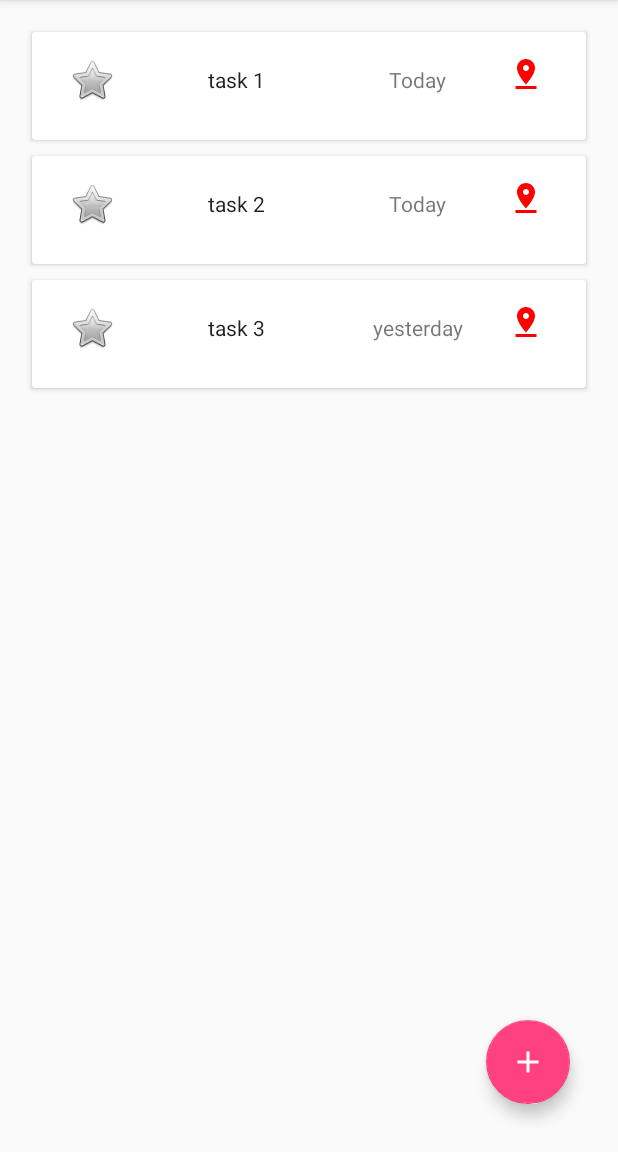
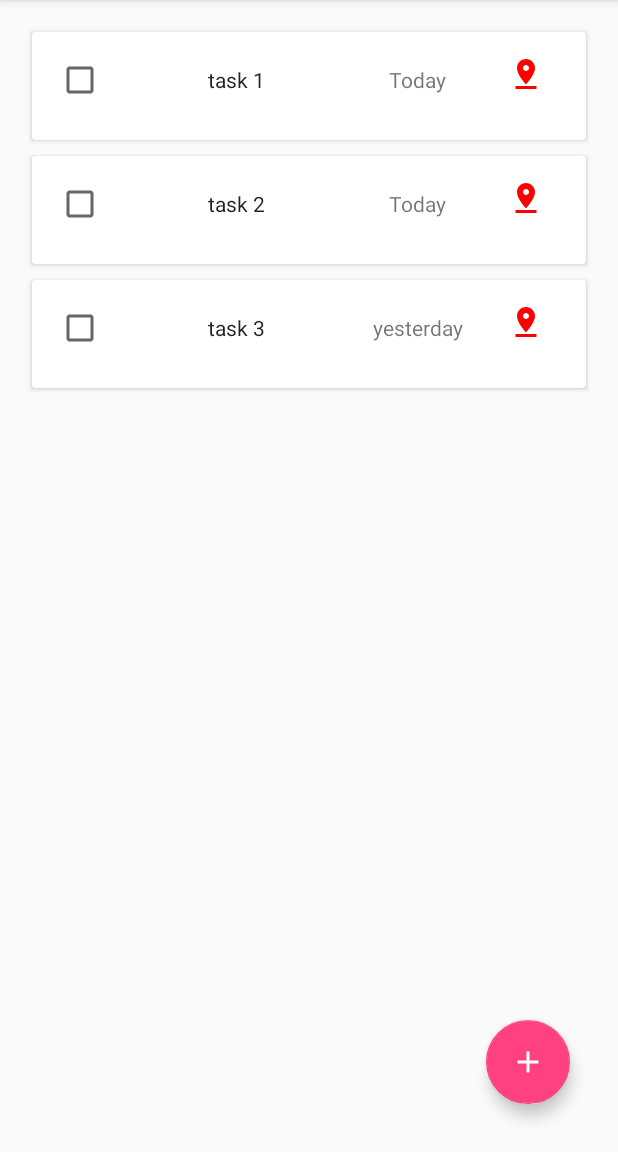
Before and after one commit to Nearsoft/android-school, an Android app: the screen it shows after launch (ToDoMain), on a phone screen of 412 x 824 dp, the part 84-1236 px from its top. Run offline under Robolectric (Android 15) with nearby library versions, the phone set to English and light mode, and no system bars.

Commit message:
[ Issue - 4 ] add listeners ans snakbars. chnage the star for the checkbox.

```diff
--- a/todoapp/TODOapp/app/src/main/java/com/nearsoft/androidschool/todoapp/activities/main_activity/ToDoMain.java
+++ b/todoapp/TODOapp/app/src/main/java/com/nearsoft/androidschool/todoapp/activities/main_activity/ToDoMain.java
@@ -42,7 +42,7 @@ public class ToDoMain extends AppCompatActivity {
 
     private void fabAction() {
 //        TODO:add the intent to call the Add item Activity
-        Snackbar.make(mAddToDoItemFab, "Function not implemented yet", Snackbar.LENGTH_SHORT).show();
+        Snackbar.make(mAddToDoItemFab, "this should take you to and activity to add a new task ", Snackbar.LENGTH_SHORT).show();
     }
 
     //    TODO:delet this when retrieving real data
--- a/todoapp/TODOapp/app/src/main/java/com/nearsoft/androidschool/todoapp/activities/main_activity/adapter/ToDoListAdapter.java
+++ b/todoapp/TODOapp/app/src/main/java/com/nearsoft/androidschool/todoapp/activities/main_activity/adapter/ToDoListAdapter.java
@@ -1,9 +1,13 @@
 package com.nearsoft.androidschool.todoapp.activities.main_activity.adapter;
 
+import android.support.design.widget.Snackbar;
+import android.support.v7.widget.CardView;
 import android.support.v7.widget.RecyclerView;
 import android.view.LayoutInflater;
 import android.view.View;
 import android.view.ViewGroup;
+import android.widget.CheckBox;
+import android.widget.ImageButton;
 import android.widget.TextView;
 
 import com.nearsoft.androidschool.todoapp.R;
@@ -41,20 +45,46 @@ public class ToDoListAdapter extends RecyclerView.Adapter<ToDoListAdapter.ViewHo
     }
 
 
-    static class ViewHolder extends RecyclerView.ViewHolder {
+    static class ViewHolder extends RecyclerView.ViewHolder implements View.OnClickListener {
 
+        CardView mContainer;
         TextView mToDoNameTextBox;
         TextView mDateTextBox;
+        CheckBox mDoneCheckbox;
+        ImageButton mMapButton;
 
         ViewHolder(View itemView) {
             super(itemView);
+            mContainer = (CardView) itemView.findViewById(R.id.cardViewContainer);
             mToDoNameTextBox = (TextView) itemView.findViewById(R.id.toDoText);
             mDateTextBox = (TextView) itemView.findViewById(R.id.dateText);
+            mDoneCheckbox = (CheckBox) itemView.findViewById(R.id.isDoneCheckbox);
+            mMapButton = (ImageButton) itemView.findViewById(R.id.mapImageButton);
         }
 
         void bindData(ToDoContent toDoItem) {
             mToDoNameTextBox.setText(toDoItem.getTitle());
             mDateTextBox.setText(toDoItem.getDate());
+//  TODO: this might be refactor
+            mDoneCheckbox.setOnClickListener(this);
+            mMapButton.setOnClickListener(this);
+            mContainer.setOnClickListener(this);
+        }
+
+        @Override
+        public void onClick(View view) {
+            if (view.getId() == R.id.isDoneCheckbox) {
+//  TODO: should hide the item
+                Snackbar.make(mMapButton, "this should hide this item when clicked maybe", Snackbar.LENGTH_SHORT).show();
+            }
+            if (view.getId() == R.id.mapImageButton) {
+//  TODO: open an intent to the map to sho location maybe
+                Snackbar.make(mMapButton, "this should show the map in google maps", Snackbar.LENGTH_SHORT).show();
+            }
+            if (view.getId() == R.id.cardViewContainer) {
+//  TODO: open an intent to the map to sho location maybe
+                Snackbar.make(mMapButton, "This should take you to the detail", Snackbar.LENGTH_SHORT).show();
+            }
         }
     }
 }
--- a/todoapp/TODOapp/app/src/main/res/layout/list_item.xml
+++ b/todoapp/TODOapp/app/src/main/res/layout/list_item.xml
@@ -1,5 +1,6 @@
 <?xml version="1.0" encoding="utf-8"?>
 <android.support.v7.widget.CardView xmlns:android="http://schemas.android.com/apk/res/android"
+    android:id="@+id/cardViewContainer"
     android:layout_width="match_parent"
     android:layout_height="wrap_content"
     android:layout_margin="5dp"
@@ -12,14 +13,12 @@
         android:orientation="horizontal"
         android:padding="16dp">
 
-        <ImageButton
-            android:id="@+id/starImageButton"
+        <CheckBox
+            android:id="@+id/isDoneCheckbox"
             android:layout_width="0dp"
             android:layout_height="wrap_content"
             android:layout_weight="1"
-            android:background="#00ffffff"
-            android:gravity="start"
-            android:src="@android:drawable/btn_star" />
+            android:gravity="start" />
 
         <TextView
             android:id="@+id/toDoText"
```
